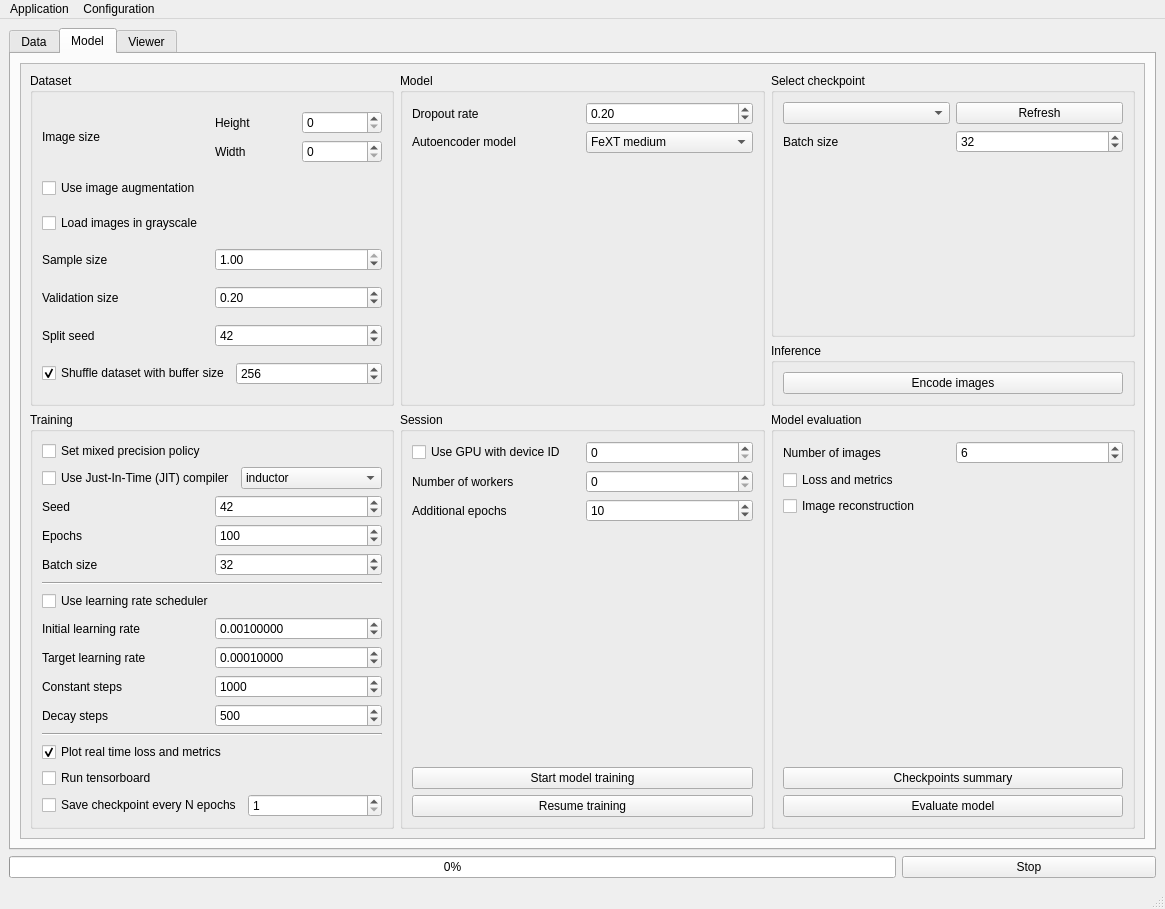
This is FEXT/app/assets/window_layout.ui in CTCycle/FEXT-Autoencoder as Qt 5 draws it before an edit. The edited form follows.
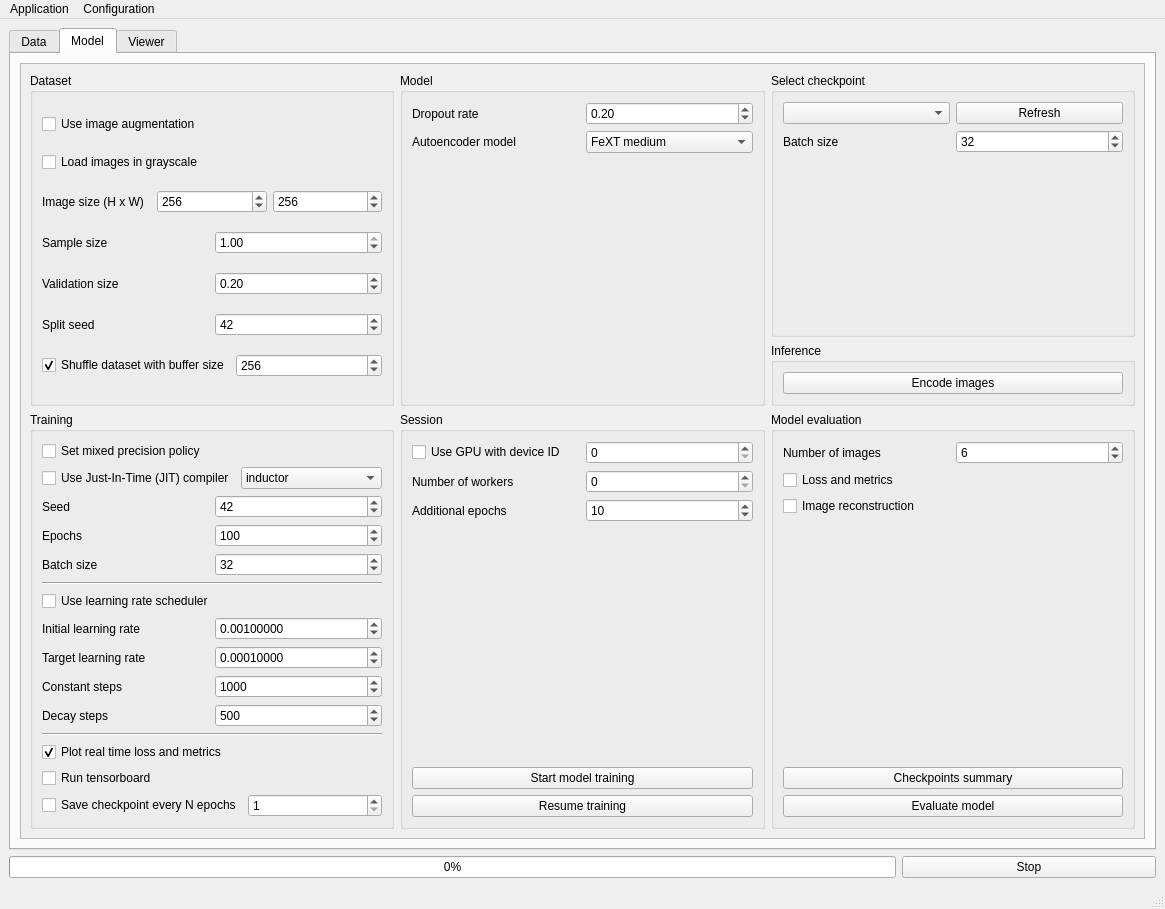
This is the edited form. The open tabs and pages were chosen to show the change.

```diff
--- a/FEXT/app/assets/window_layout.ui
+++ b/FEXT/app/assets/window_layout.ui
@@ -157,7 +157,7 @@
              <x>0</x>
              <y>0</y>
              <width>1100</width>
-             <height>857</height>
+             <height>817</height>
             </rect>
            </property>
            <layout class="QGridLayout" name="gridLayout">
@@ -167,49 +167,6 @@
                <string>Dataset</string>
               </property>
               <layout class="QVBoxLayout" name="verticalLayout_10">
-               <item>
-                <layout class="QHBoxLayout" name="horizontalLayout_28">
-                 <item>
-                  <widget class="QLabel" name="label_3">
-                   <property name="text">
-                    <string>Image size</string>
-                   </property>
-                  </widget>
-                 </item>
-                 <item>
-                  <layout class="QVBoxLayout" name="verticalLayout_8">
-                   <item>
-                    <layout class="QHBoxLayout" name="horizontalLayout_21">
-                     <item>
-                      <widget class="QLabel" name="label_5">
-                       <property name="text">
-                        <string>Height</string>
-                       </property>
-                      </widget>
-                     </item>
-                     <item>
-                      <widget class="QSpinBox" name="imgHeight"/>
-                     </item>
-                    </layout>
-                   </item>
-                   <item>
-                    <layout class="QHBoxLayout" name="horizontalLayout_23">
-                     <item>
-                      <widget class="QLabel" name="label_9">
-                       <property name="text">
-                        <string>Width</string>
-                       </property>
-                      </widget>
-                     </item>
-                     <item>
-                      <widget class="QSpinBox" name="imgWidth"/>
-                     </item>
-                    </layout>
-                   </item>
-                  </layout>
-                 </item>
-                </layout>
-               </item>
                <item>
                 <widget class="QCheckBox" name="imgAugment">
                  <property name="text">
@@ -224,6 +181,43 @@
                  </property>
                 </widget>
                </item>
+               <item>
+                <layout class="QHBoxLayout" name="horizontalLayout_21">
+                 <item>
+                  <widget class="QLabel" name="label_5">
+                   <property name="text">
+                    <string>Image size (H x W)</string>
+                   </property>
+                  </widget>
+                 </item>
+                 <item>
+                  <widget class="QSpinBox" name="imgHeight">
+                   <property name="minimum">
+                    <number>1</number>
+                   </property>
+                   <property name="maximum">
+                    <number>4096</number>
+                   </property>
+                   <property name="value">
+                    <number>256</number>
+                   </property>
+                  </widget>
+                 </item>
+                 <item>
+                  <widget class="QSpinBox" name="imgWidth">
+                   <property name="minimum">
+                    <number>1</number>
+                   </property>
+                   <property name="maximum">
+                    <number>4096</number>
+                   </property>
+                   <property name="value">
+                    <number>256</number>
+                   </property>
+                  </widget>
+                 </item>
+                </layout>
+               </item>
                <item>
                 <layout class="QHBoxLayout" name="horizontalLayout_16">
                  <item>
```
